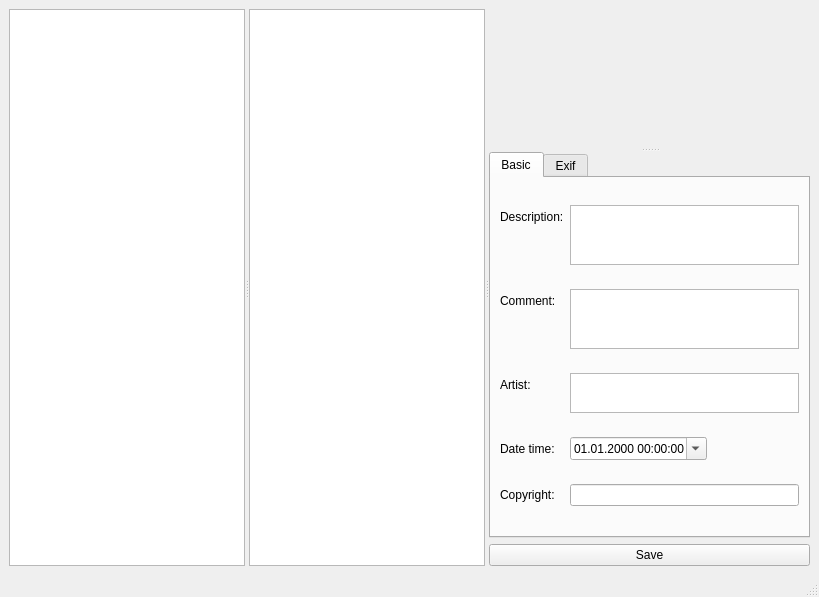
Qt form data/main.ui (KarolBedkowski/exifeditor) before a commit.
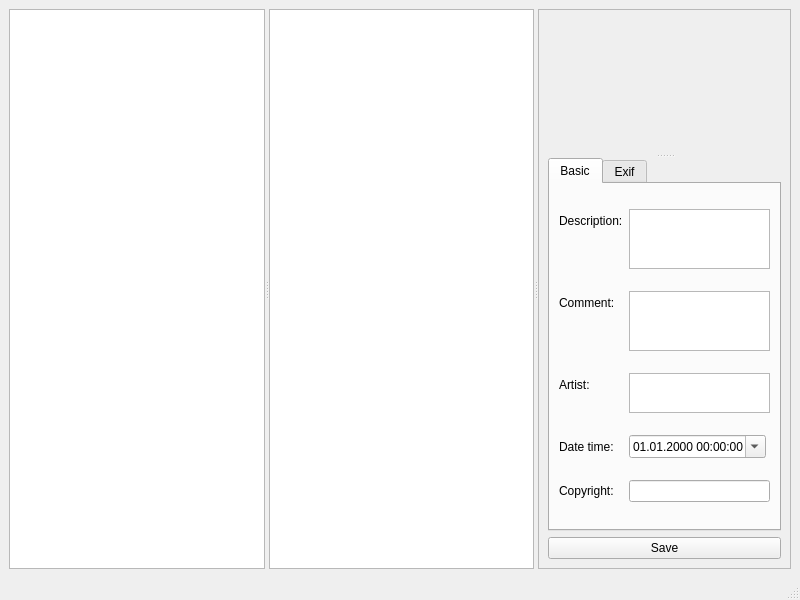
The same form after that commit.

What changed in the file:
```diff
--- a/data/main.ui
+++ b/data/main.ui
@@ -6,17 +6,23 @@
    <rect>
     <x>0</x>
     <y>0</y>
-    <width>819</width>
-    <height>597</height>
+    <width>800</width>
+    <height>600</height>
    </rect>
   </property>
+  <property name="sizePolicy">
+   <sizepolicy hsizetype="Ignored" vsizetype="Ignored">
+    <horstretch>0</horstretch>
+    <verstretch>0</verstretch>
+   </sizepolicy>
+  </property>
   <property name="windowTitle">
    <string>ExifEditor</string>
   </property>
   <widget class="QWidget" name="centralwidget">
-   <layout class="QVBoxLayout" name="verticalLayout">
-    <item>
-     <widget class="QSplitter" name="splitter_2">
+   <layout class="QGridLayout" name="gridLayout_2">
+    <item row="0" column="0">
+     <widget class="QSplitter" name="splitter">
       <property name="orientation">
        <enum>Qt::Horizontal</enum>
       </property>
@@ -24,10 +30,16 @@
       <widget class="QTableView" name="lv_files">
        <property name="sizePolicy">
         <sizepolicy hsizetype="Expanding" vsizetype="Expanding">
-         <horstretch>0</horstretch>
+         <horstretch>3</horstretch>
          <verstretch>100</verstretch>
         </sizepolicy>
        </property>
+       <property name="minimumSize">
+        <size>
+         <width>250</width>
+         <height>0</height>
+        </size>
+       </property>
        <property name="alternatingRowColors">
         <bool>true</bool>
        </property>
@@ -38,10 +50,24 @@
         <bool>true</bool>
        </property>
       </widget>
-      <widget class="QWidget" name="verticalLayoutWidget">
+      <widget class="QFrame" name="frame">
+       <property name="sizePolicy">
+        <sizepolicy hsizetype="Preferred" vsizetype="Preferred">
+         <horstretch>2</horstretch>
+         <verstretch>0</verstretch>
+        </sizepolicy>
+       </property>
+       <property name="frameShape">
+        <enum>QFrame::StyledPanel</enum>
+       </property>
+       <property name="frameShadow">
+        <enum>QFrame::Raised</enum>
+       </property>
+       <layout class="QVBoxLayout" name="verticalLayout">
+        <item>
        <layout class="QGridLayout" name="gridLayout">
         <item row="3" column="0">
-         <widget class="QSplitter" name="splitter">
+           <widget class="QSplitter" name="splitter_2">
           <property name="orientation">
            <enum>Qt::Vertical</enum>
           </property>
@@ -229,6 +255,8 @@
          </widget>
         </item>
        </layout>
+        </item>
+       </layout>
       </widget>
      </widget>
     </item>
```
Left out of the diff: 2 changed lines with no effect on the pictures. Lines whose indentation alone changed are shown as unchanged.
